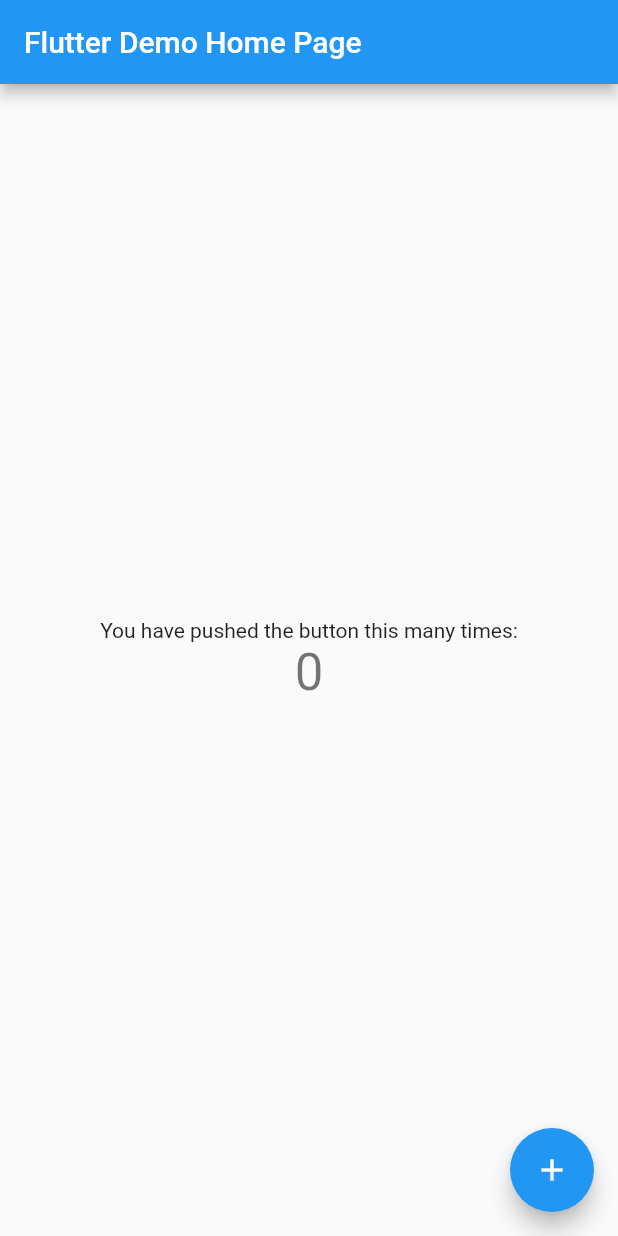
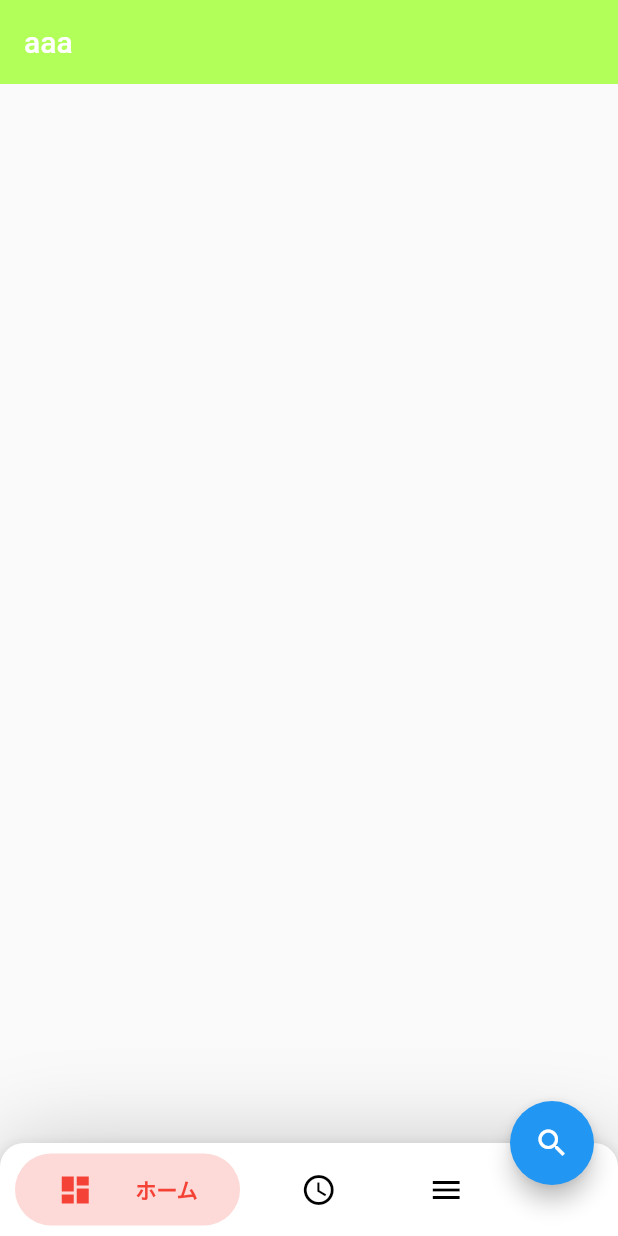
Before and after one commit to Ree-jp/book_manage, a Flutter app: the screen it shows after launch, on a phone screen of 412 x 824 dp. Run offline on Flutter 3.47's test engine with Material 2 defaults, Android fonts, the phone set to English and light mode, and no system bars; drawn by our look-alikes of bubble_bottom_bar.

Commit message:
bubble bottom barを導入してみた 色が決まらない

```diff
--- a/lib/main.dart
+++ b/lib/main.dart
@@ -1,4 +1,6 @@
 import 'package:flutter/material.dart';
+
+import 'page/home/HomePage.dart';
 
 void main() {
   runApp(MyApp());
@@ -9,105 +11,10 @@ class MyApp extends StatelessWidget {
   @override
   Widget build(BuildContext context) {
     return MaterialApp(
-      title: 'Flutter Demo',
-      theme: ThemeData(
-        // This is the theme of your application.
-        //
-        // Try running your application with "flutter run". You'll see the
-        // application has a blue toolbar. Then, without quitting the app, try
-        // changing the primarySwatch below to Colors.green and then invoke
-        // "hot reload" (press "r" in the console where you ran "flutter run",
-        // or simply save your changes to "hot reload" in a Flutter IDE).
-        // Notice that the counter didn't reset back to zero; the application
-        // is not restarted.
-        primarySwatch: Colors.blue,
-      ),
-      home: MyHomePage(title: 'Flutter Demo Home Page'),
+      title: 'Book Manage',
+      theme: ThemeData.light().copyWith(primaryColor: Colors.lightGreenAccent),
+      darkTheme: ThemeData.dark().copyWith(primaryColor: Colors.lightGreen),
+      home: HomePage(),
     );
   }
 }
-
-class MyHomePage extends StatefulWidget {
-  MyHomePage({Key key, this.title}) : super(key: key);
-
-  // This widget is the home page of your application. It is stateful, meaning
-  // that it has a State object (defined below) that contains fields that affect
-  // how it looks.
-
-  // This class is the configuration for the state. It holds the values (in this
-  // case the title) provided by the parent (in this case the App widget) and
-  // used by the build method of the State. Fields in a Widget subclass are
-  // always marked "final".
-
-  final String title;
-
-  @override
-  _MyHomePageState createState() => _MyHomePageState();
-}
-
-class _MyHomePageState extends State<MyHomePage> {
-  int _counter = 0;
-
-  void _incrementCounter() {
-    setState(() {
-      // This call to setState tells the Flutter framework that something has
-      // changed in this State, which causes it to rerun the build method below
-      // so that the display can reflect the updated values. If we changed
-      // _counter without calling setState(), then the build method would not be
-      // called again, and so nothing would appear to happen.
-      _counter++;
-    });
-  }
-
-  @override
-  Widget build(BuildContext context) {
-    // This method is rerun every time setState is called, for instance as done
-    // by the _incrementCounter method above.
-    //
-    // The Flutter framework has been optimized to make rerunning build methods
-    // fast, so that you can just rebuild anything that needs updating rather
-    // than having to individually change instances of widgets.
-    return Scaffold(
-      appBar: AppBar(
-        // Here we take the value from the MyHomePage object that was created by
-        // the App.build method, and use it to set our appbar title.
-        title: Text(widget.title),
-      ),
-      body: Center(
-        // Center is a layout widget. It takes a single child and positions it
-        // in the middle of the parent.
-        child: Column(
-          // Column is also a layout widget. It takes a list of children and
-          // arranges them vertically. By default, it sizes itself to fit its
-          // children horizontally, and tries to be as tall as its parent.
-          //
-          // Invoke "debug painting" (press "p" in the console, choose the
-          // "Toggle Debug Paint" action from the Flutter Inspector in Android
-          // Studio, or the "Toggle Debug Paint" command in Visual Studio Code)
-          // to see the wireframe for each widget.
-          //
-          // Column has various properties to control how it sizes itself and
-          // how it positions its children. Here we use mainAxisAlignment to
-          // center the children vertically; the main axis here is the vertical
-          // axis because Columns are vertical (the cross axis would be
-          // horizontal).
-          mainAxisAlignment: MainAxisAlignment.center,
-          children: <Widget>[
-            Text(
-              'You have pushed the button this many times:',
-            ),
-            Text(
-              '$_counter',
-              style: Theme.of(context).textTheme.headline4,
-            ),
-          ],
-        ),
-      ),
-      floatingActionButton: FloatingActionButton(
-        onPressed: _incrementCounter,
-        tooltip: 'Increment',
-        child: Icon(Icons.add),
-      ), // This trailing comma makes auto-formatting nicer for build methods.
-    );
-  }
-}
--- /dev/null
+++ b/lib/page/home/HomePage.dart
@@ -0,0 +1,78 @@
+import 'package:bubble_bottom_bar/bubble_bottom_bar.dart';
+import 'package:flutter/material.dart';
+
+class HomePage extends StatelessWidget {
+  @override
+  Widget build(BuildContext context) {
+    return Scaffold(
+      appBar: AppBar(
+        title: Text("aaa"),
+        elevation: 0,
+      ),
+      body: Container(),
+      floatingActionButton: FloatingActionButton(
+        onPressed: () {},
+        child: Icon(Icons.search),
+      ),
+      floatingActionButtonLocation: FloatingActionButtonLocation.endDocked,
+      bottomNavigationBar: Container(
+        decoration: BoxDecoration(
+          borderRadius: BorderRadius.circular(20),
+          boxShadow: [
+            BoxShadow(
+              offset: Offset(0,-1),
+              blurRadius: 50,
+              color: Theme.of(context).shadowColor.withOpacity(0.2),
+            ),
+          ],
+        ),
+        child: BubbleBottomBar(
+          backgroundColor: Theme.of(context).bottomAppBarColor,
+          opacity: .2,
+          currentIndex: 0,
+          onTap: (int) {},
+          borderRadius: BorderRadius.vertical(top: Radius.circular(16)),
+          elevation: 8,
+          fabLocation: BubbleBottomBarFabLocation.end,
+          hasNotch: false,
+          hasInk: true,
+          items: <BubbleBottomBarItem>[
+            BubbleBottomBarItem(
+                backgroundColor: Colors.red,
+                icon: Icon(
+                  Icons.dashboard,
+                  color: Colors.black,
+                ),
+                activeIcon: Icon(
+                  Icons.dashboard,
+                  color: Colors.red,
+                ),
+                title: Text("ホーム")),
+            BubbleBottomBarItem(
+                backgroundColor: Colors.deepPurple,
+                icon: Icon(
+                  Icons.access_time,
+                  color: Colors.black,
+                ),
+                activeIcon: Icon(
+                  Icons.access_time,
+                  color: Colors.deepPurple,
+                ),
+                title: Text("履歴")),
+            BubbleBottomBarItem(
+                backgroundColor: Colors.green,
+                icon: Icon(
+                  Icons.menu,
+                  color: Colors.black,
+                ),
+                activeIcon: Icon(
+                  Icons.menu,
+                  color: Colors.green,
+                ),
+                title: Text("メニュー")),
+          ],
+        ),
+      ),
+    );
+  }
+}
--- a/pubspec.yaml
+++ b/pubspec.yaml
@@ -24,10 +24,7 @@ dependencies:
   flutter:
     sdk: flutter
 
-
-  # The following adds the Cupertino Icons font to your application.
-  # Use with the CupertinoIcons class for iOS style icons.
-  cupertino_icons: ^1.0.1
+  bubble_bottom_bar: ^1.2.0
 
 dev_dependencies:
   flutter_test:
```
Also changed, not shown: pubspec.lock.
